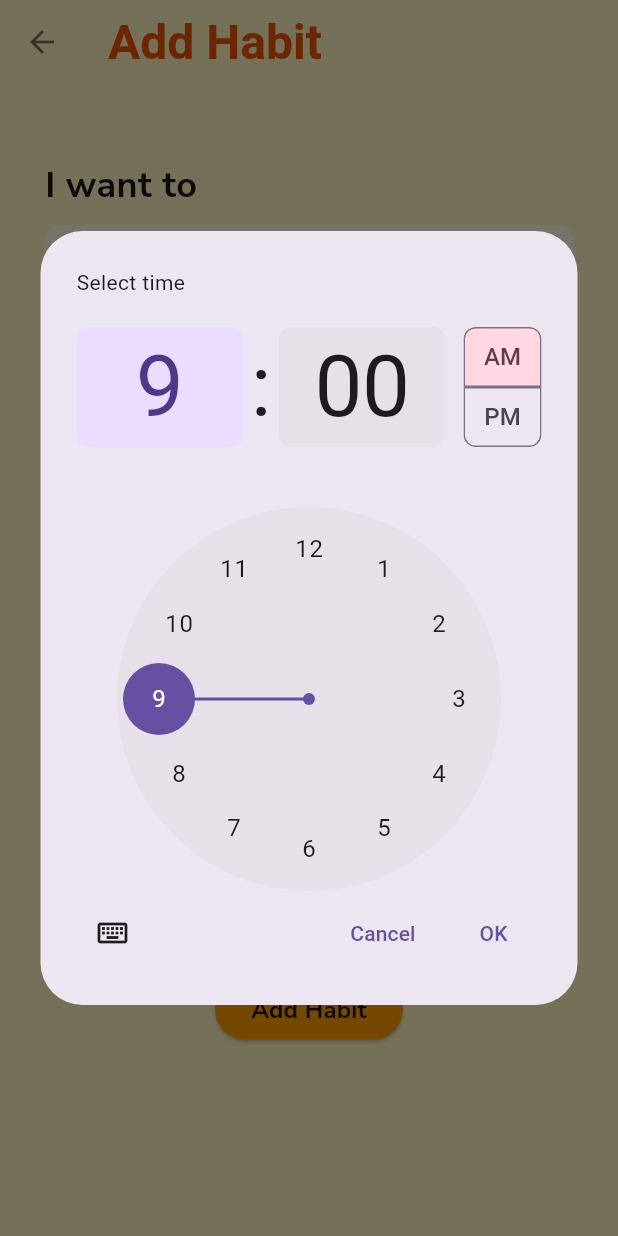
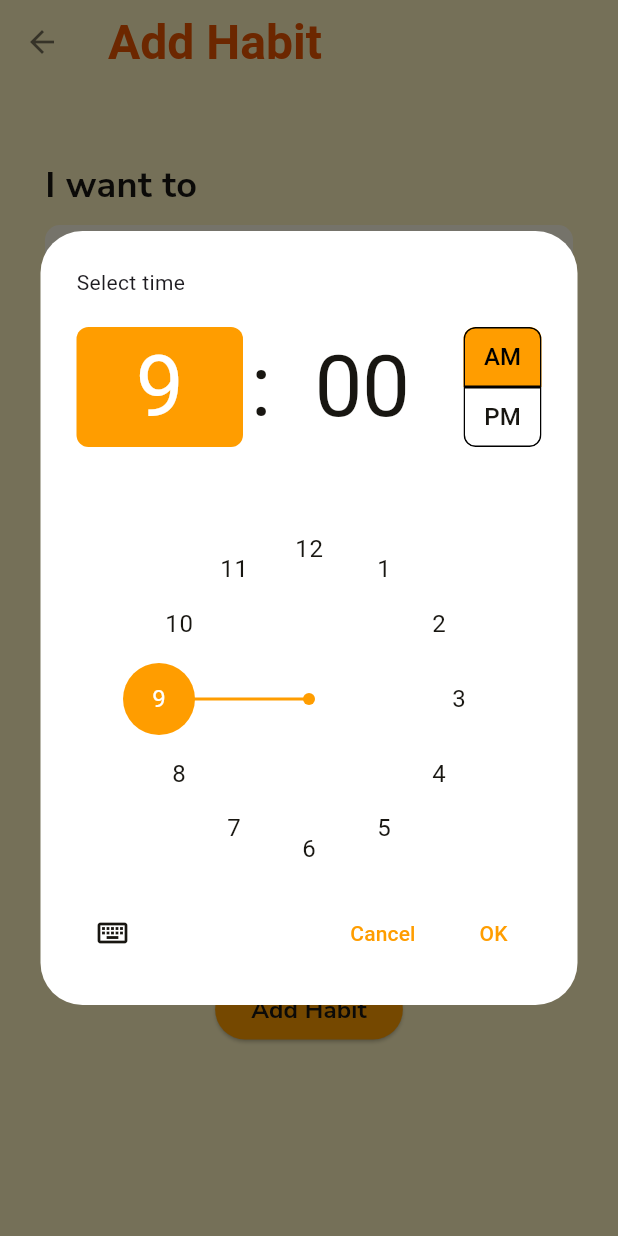
Before and after one commit to kjeegg/STREAKZ, a Flutter app: the AddHabitScreen screen opened by its route, after a tap on "09:00", on a phone screen of 412 x 824 dp. Run offline on Flutter 3.47's test engine with Material 3 defaults, Android fonts, the phone set to English and light mode, and no system bars; our stand-ins replace google_fonts, shared_preferences; accounts and stored records are empty; Roboto replaces fonts that are missing (Coiny).

Commit message:
minor visual update: date picker widget and timepicker color

```diff
--- a/lib/screens/add_habit_screen.dart
+++ b/lib/screens/add_habit_screen.dart
@@ -152,6 +152,29 @@ class _AddHabitScreenState extends State<AddHabitScreen> {
                     final TimeOfDay? pickedTime = await showTimePicker(
                       context: context,
                       initialTime: TimeOfDay(hour: hour, minute: minute),
+                      builder: (context, child) {
+                return Theme(
+                  data: ThemeData.light().copyWith(
+                    primaryColor: habitPrimary,
+                    timePickerTheme: TimePickerThemeData(
+                      dayPeriodColor: habitPrimary,
+                    ),
+                    colorScheme: ColorScheme.light(
+                      // change the border color
+                      primary: habitPrimary,
+                      // change the text color
+                      onSurface: habitText,
+                    ),
+                    // button colors
+                    buttonTheme: ButtonThemeData(
+                      colorScheme: ColorScheme.light(
+                        primary: habitAccent2,
+                      ),
+                    ),
+                  ),
+                  child: child!,
+                );
+              },
                     );
 
                     // Если пользователь выбрал время и нажал "ОК":
--- a/lib/screens/home_screen.dart
+++ b/lib/screens/home_screen.dart
@@ -168,7 +168,7 @@ class _HomeScreenState extends State<HomeScreen> {
                       });
                     },
                     child: Container(
-                      padding: const EdgeInsets.symmetric(vertical: 6),
+                      padding: const EdgeInsets.symmetric(vertical: 6, horizontal: 6),
                       decoration: BoxDecoration(
                         color: isSelected ? habitPrimary : Colors.transparent,
                         borderRadius: BorderRadius.circular(10),
```
Also changed, not shown: 1 other file.
